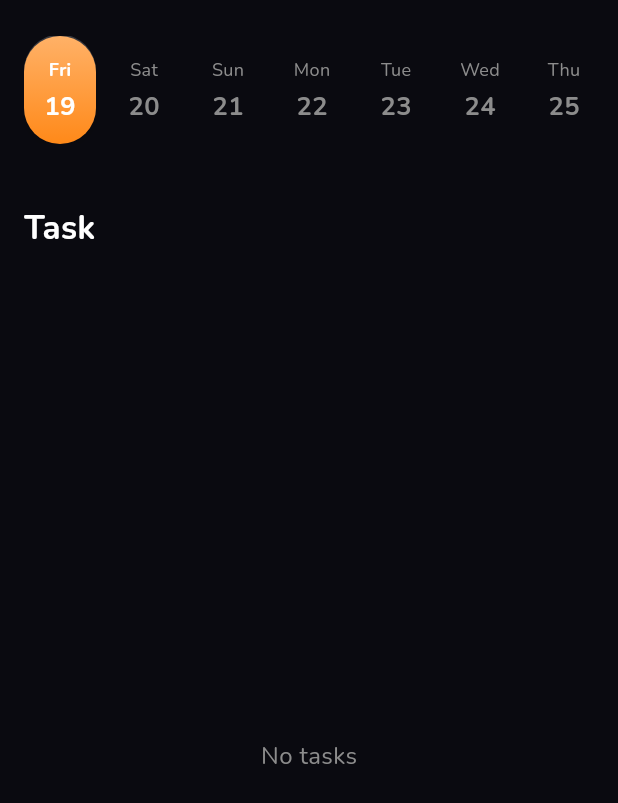
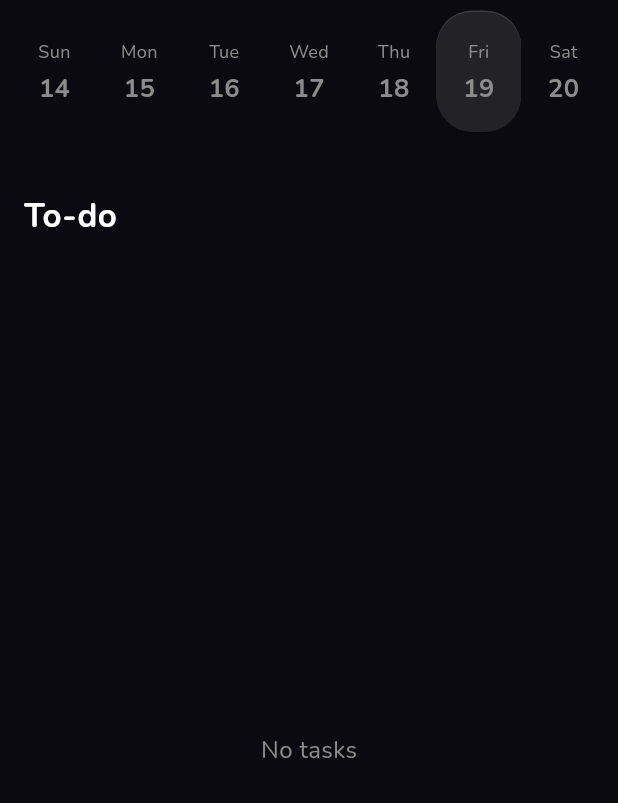
Before and after one commit to GetGoal/GetGoal-mobile, a Flutter app: the HomePage widget shown alone on an empty page, opened directly, on a phone screen of 412 x 824 dp. Shown: the top 803 px of the screen. Run offline on Flutter 3.47's test engine with Material 3 defaults, Android fonts, the light colour scheme and no system bars; drawn by our look-alikes of scrollable_positioned_list, table_calendar; our stand-ins replace bloc, cached_network_image, dio, dotted_border, firebase_auth, firebase_core and 20 more; missing offline and left inert: firebase_app_check; accounts and stored records are empty; generated files the repository leaves out were written again; network calls fail.

Commit message:
Fix todo date selection

```diff
--- a/lib/src/config/i18n/strings_en.i18n.json
+++ b/lib/src/config/i18n/strings_en.i18n.json
@@ -6,7 +6,7 @@
         "user": "User"
     },
     "task": {
-        "task_status_to_do": "Task",
+        "task_status_to_do": "To-do",
         "task_status_done": "Done",
         "empty_task": "No tasks",
         "empty_task_todo": "Wow! There aren't any tasks left to do.\nGreat job! <3",
--- a/lib/src/features/task/presentation/screens/home/screens/home_page.dart
+++ b/lib/src/features/task/presentation/screens/home/screens/home_page.dart
@@ -3,6 +3,7 @@ import 'package:flutter_bloc/flutter_bloc.dart';
 import 'package:go_router/go_router.dart';
 import 'package:intl/intl.dart';
 import 'package:scrollable_positioned_list/scrollable_positioned_list.dart';
+import 'package:table_calendar/table_calendar.dart';
 
 import '../../../../../../config/i18n/strings.g.dart';
 import '../../../../../../config/route_config.dart';
@@ -13,7 +14,7 @@ import '../../../../../landing/presentation/bloc/main_page/main_page_bloc.dart';
 import '../../../../domain/entities/task.dart';
 import '../bloc/date_timeline/date_timeline_bloc.dart';
 import '../bloc/todo/todo_bloc.dart';
-import 'widget/date_section_timeline_widget.dart';
+import 'widget/date_card_selection.dart';
 import 'widget/todo_task_widget.dart';
 
 class HomePage extends StatefulWidget {
@@ -30,6 +31,9 @@ class _HomePageState extends State<HomePage> {
 
   final ItemScrollController itemScrollController = ItemScrollController();
 
+  DateTime _focusedDay = DateTime.now();
+  DateTime? _selectedDay;
+
   @override
   void initState() {
     _dateTimelineBloc.add(const DateTimelineEvent.started());
@@ -37,12 +41,43 @@ class _HomePageState extends State<HomePage> {
     super.initState();
   }
 
+  void _onDaySelected(selectedDay, focusedDay) {
+    if (!isSameDay(_selectedDay, selectedDay)) {
+      setState(() {
+        _selectedDay = selectedDay;
+        _focusedDay = focusedDay;
+      });
+    }
+
+    final day = DateFormat.d(LocaleSettings.currentLocale.languageCode)
+        .format(selectedDay);
+    final month = DateFormat.MMMM(LocaleSettings.currentLocale.languageCode)
+        .format(selectedDay);
+    final year = LocaleSettings.currentLocale.languageCode == 'en'
+        ? DateFormat.y(LocaleSettings.currentLocale.languageCode)
+            .format(selectedDay)
+        : int.parse(
+              DateFormat.y(LocaleSettings.currentLocale.languageCode)
+                  .format(selectedDay),
+            ) +
+            543;
+
+    _mainPageBloc.add(
+      MainPageEvent.bottomNavTapped(
+        bottomNavSelected: 0,
+        appbarTitle: '$month, $day $year',
+      ),
+    );
+
+    _todoBloc.add(TodoEvent.dateSelectorTapped(date: selectedDay));
+  }
+
   @override
   Widget build(BuildContext context) {
     return Column(
       crossAxisAlignment: CrossAxisAlignment.start,
       children: [
-        const SizedBox(height: 24),
+        const SizedBox(height: 8),
         _dateSectionBar(),
         const SizedBox(height: 24),
         Container(
@@ -60,32 +95,40 @@ class _HomePageState extends State<HomePage> {
   }
 
   Widget _dateSectionBar() {
-    return DateSelectorTimeline(
-      initialDate: DateTime.now().subtract(const Duration(days: 3650)),
-      currentDate: DateTime.now(),
-      ontap: (date) {
-        final day = DateFormat.d(LocaleSettings.currentLocale.languageCode)
-            .format(date);
-        final month = DateFormat.MMMM(LocaleSettings.currentLocale.languageCode)
-            .format(date);
-        final year = LocaleSettings.currentLocale.languageCode == 'en'
-            ? DateFormat.y(LocaleSettings.currentLocale.languageCode)
-                .format(date)
-            : int.parse(
-                  DateFormat.y(LocaleSettings.currentLocale.languageCode)
-                      .format(date),
-                ) +
-                543;
-
-        _dateTimelineBloc.add(DateTimelineEvent.tapped(selectedTime: date));
-        _todoBloc.add(TodoEvent.dateSelectorTapped(date: date));
-        _mainPageBloc.add(
-          MainPageEvent.bottomNavTapped(
-            bottomNavSelected: 0,
-            appbarTitle: '$month, $day $year',
+    return Container(
+      margin: const EdgeInsets.symmetric(horizontal: 8),
+      child: TableCalendar(
+        rowHeight: 80,
+        calendarFormat: CalendarFormat.week,
+        headerVisible: false,
+        daysOfWeekVisible: false,
+        focusedDay: _focusedDay,
+        firstDay: DateTime.utc(2010, 10, 16),
+        lastDay: DateTime.utc(2030, 3, 14),
+        calendarBuilders: _buildCalendarBuilders(),
+        availableGestures: AvailableGestures.all,
+        calendarStyle: CalendarStyle(
+          defaultTextStyle: bodyBold(),
+          holidayTextStyle: bodyBold(),
+          weekendTextStyle: bodyBold(),
+          outsideDaysVisible: false,
+          selectedDecoration: BoxDecoration(
+            gradient: AppColors.primaryGradient,
+            shape: BoxShape.circle,
+            boxShadow: AppShadow.shadow,
           ),
-        );
-      },
+          todayDecoration: BoxDecoration(
+            color: AppColors.secondary,
+            shape: BoxShape.circle,
+            boxShadow: AppShadow.shadow,
+          ),
+        ),
+        onPageChanged: (focusedDay) {
+          _focusedDay = focusedDay;
+        },
+        onDaySelected: _onDaySelected,
+        selectedDayPredicate: (day) => isSameDay(day, _selectedDay),
+      ),
     );
   }
 
@@ -204,4 +247,30 @@ class _HomePageState extends State<HomePage> {
         return TASKSTATUS.todo;
     }
   }
+
+  CalendarBuilders _buildCalendarBuilders() {
+    return CalendarBuilders(
+      defaultBuilder: (context, day, focusedDay) {
+        return DateCardSelection(day: day);
+      },
+      selectedBuilder: (context, day, focusedDay) {
+        return DateCardSelection(day: day, isSelected: true);
+      },
+      todayBuilder: (context, day, focusedDay) {
+        return DateCardSelection(day: day, isToday: true);
+      },
+      dowBuilder: (context, day) {
+        if (day.weekday == DateTime.sunday) {
+          final text = DateFormat.E().format(day);
+          return Center(
+            child: Text(
+              text,
+              style: const TextStyle(color: Colors.red),
+            ),
+          );
+        }
+        return null;
+      },
+    );
+  }
 }
--- /dev/null
+++ b/lib/src/features/task/presentation/screens/home/screens/widget/date_card_selection.dart
@@ -0,0 +1,63 @@
+import 'package:flutter/material.dart';
+import 'package:intl/intl.dart';
+
+import '../../../../../../../shared/themes/color.dart';
+import '../../../../../../../shared/themes/font.dart';
+
+class DateCardSelection extends StatelessWidget {
+  const DateCardSelection({
+    super.key,
+    required this.day,
+    this.isSelected = false,
+    this.isToday = false,
+  });
+
+  final DateTime day;
+  final bool? isSelected;
+  final bool? isToday;
+
+  @override
+  Widget build(BuildContext context) {
+    return Container(
+      decoration: BoxDecoration(
+        boxShadow: isSelected! || isToday! ? AppShadow.shadow : null,
+        borderRadius: BorderRadius.circular(24),
+        color: isSelected! || isToday!
+            ? AppColors.secondary
+            : AppColors.background,
+        gradient: isSelected!
+            ? LinearGradient(
+                begin: Alignment.topRight,
+                end: Alignment.bottomRight,
+                colors: [AppColors.primary, AppColors.primary2],
+              )
+            : null,
+      ),
+      width: 48,
+      child: Column(
+        mainAxisAlignment: MainAxisAlignment.center,
+        children: [
+          Text(
+            DateFormat('E').format(day),
+            style: isSelected!
+                ? caption1Bold().copyWith(
+                    color:
+                        isSelected! ? AppColors.white : AppColors.description,
+                  )
+                : caption1Regular().copyWith(
+                    color:
+                        isSelected! ? AppColors.white : AppColors.description,
+                  ),
+          ),
+          const SizedBox(height: 4),
+          Text(
+            '${day.day}',
+            style: bodyBold().copyWith(
+              color: isSelected! ? AppColors.white : AppColors.description,
+            ),
+          ),
+        ],
+      ),
+    );
+  }
+}
```
